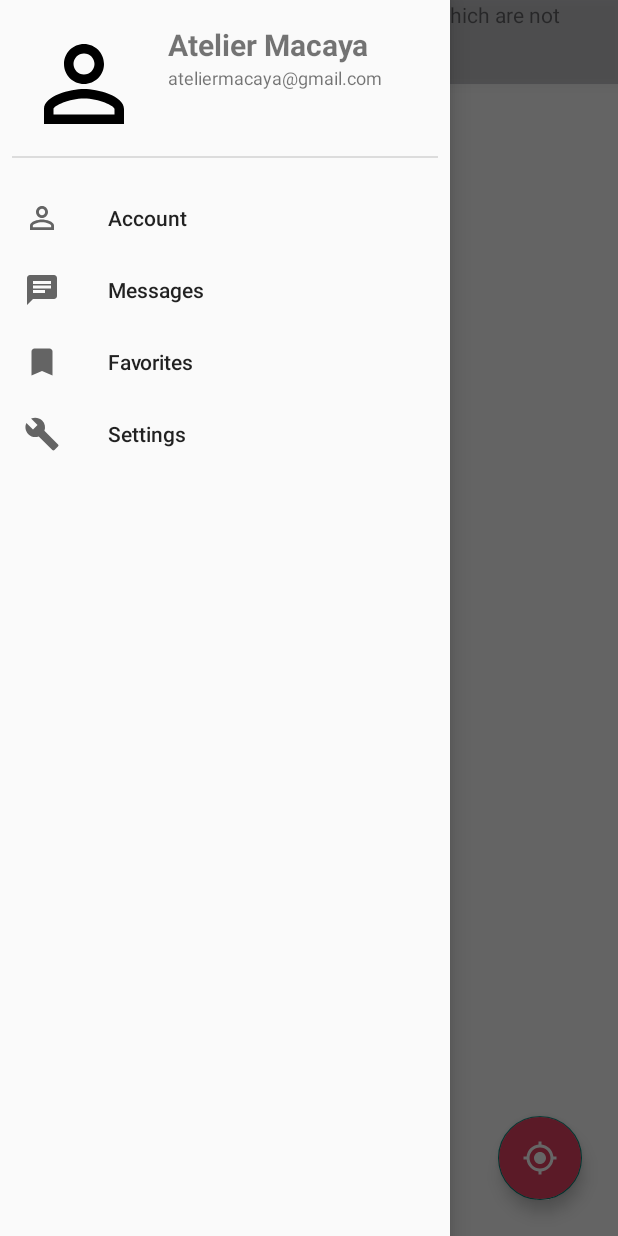
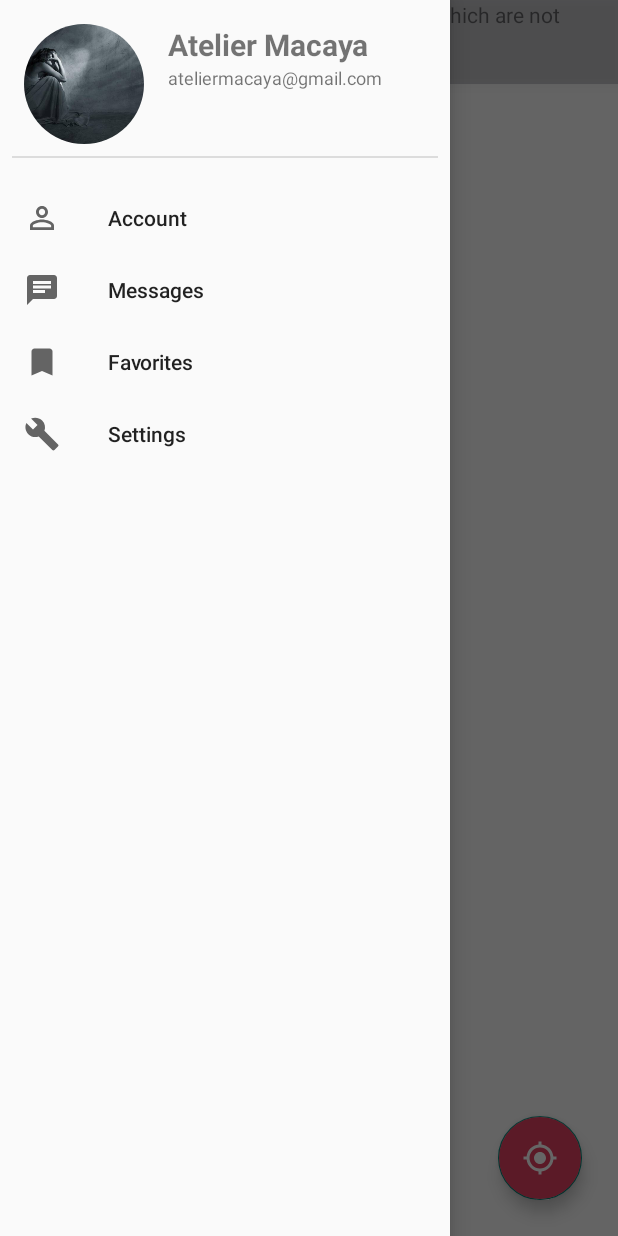
Before and after one commit to Aperio-Haiti/Aperio, an Android app: the HomeUser screen opened directly, with no data from a screen before it, with the side drawer open, on a phone screen of 412 x 824 dp. Run offline under Robolectric (Android 15) with nearby library versions, the phone set to English and light mode, and no system bars; our stand-ins replace CircleImageView; Roboto replaces fonts that are not available here.

Commit message:
version with little modification (drawer 40%)

```diff
--- a/app/src/main/res/layout/header.xml
+++ b/app/src/main/res/layout/header.xml
@@ -12,7 +12,7 @@
         android:layout_marginTop="8dp"
         android:layout_marginEnd="8dp"
         android:layout_marginBottom="8dp"
-        android:src="@drawable/ic_perm_identity_black_24dp" />
+        android:src="@drawable/thumb_2502_paysage_big" />
     <LinearLayout
         android:id="@+id/infoprofil"
         android:layout_width="250dp"
```
